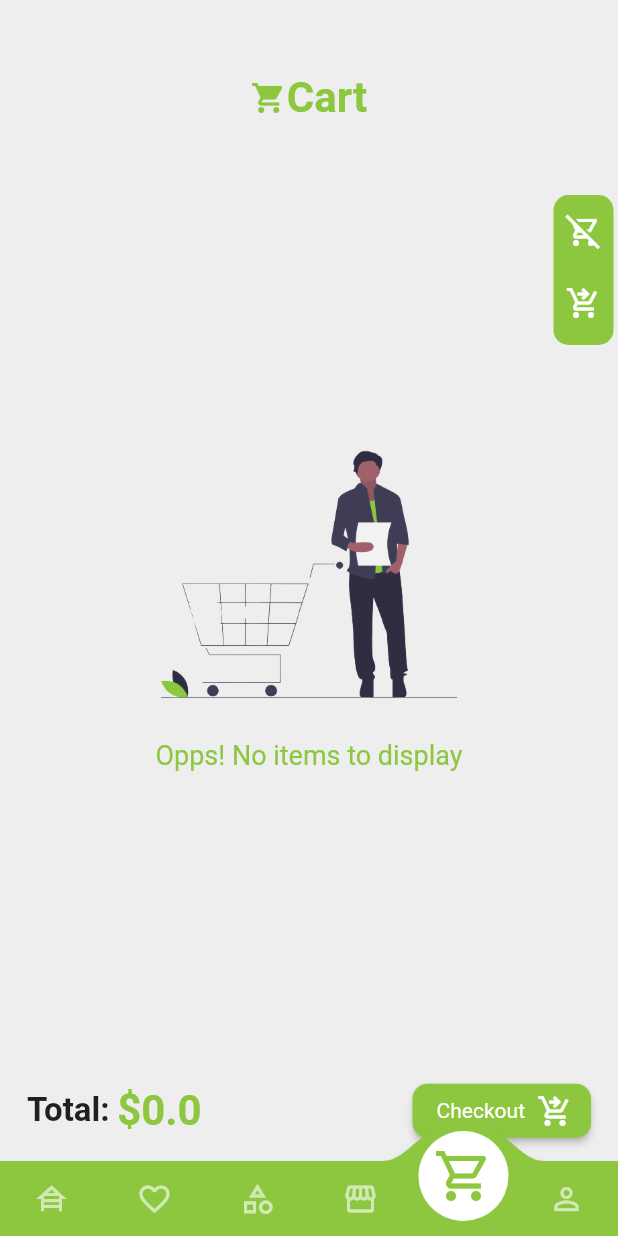
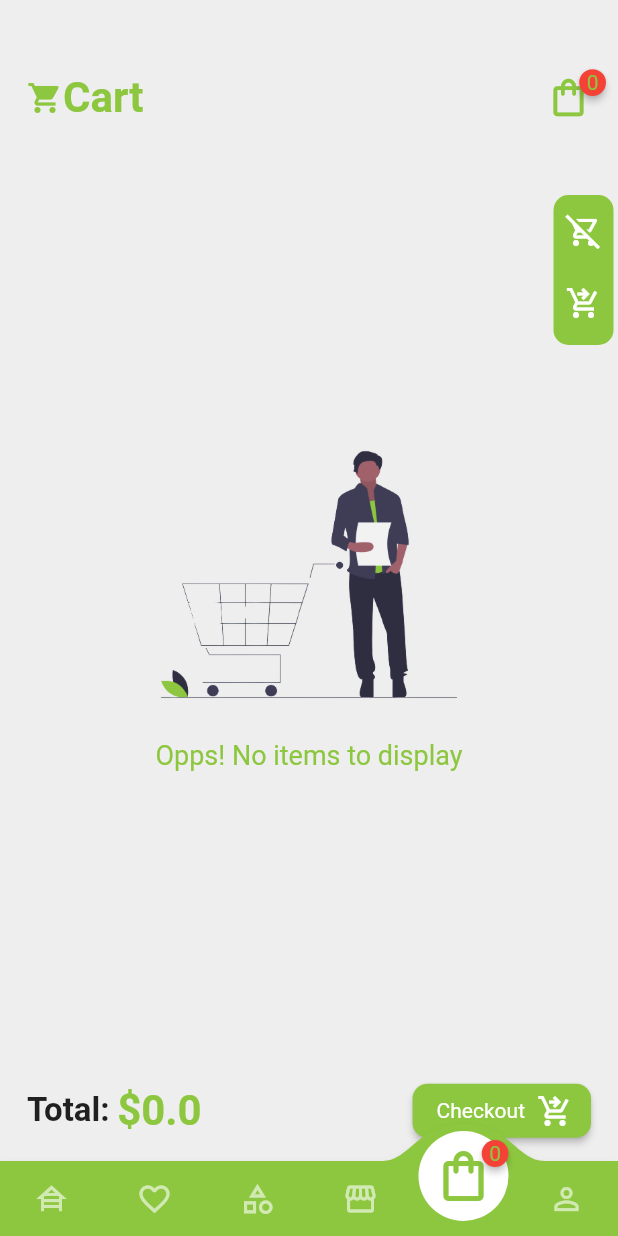
Before and after one commit to Atuoha/multivendor_shop, a Flutter app: the CustomerBottomNav screen opened by its route, item 5 of the bottom bar chosen, on a phone screen of 412 x 824 dp. Run offline on Flutter 3.47's test engine with Material 2 defaults, Android fonts, the phone set to English and light mode, and no system bars; drawn by our look-alikes of badges, convex_bottom_bar; our stand-ins replace carousel_slider, cloud_firestore, firebase_auth, firebase_core, firebase_storage, flutter_swiper_null_safety and 6 more; missing offline and left inert: floating_action_bubble, flutter_stripe, is_first_run; accounts and stored records are empty.

Commit message:
task: cart number display

```diff
--- a/lib/views/main/customer/cart.dart
+++ b/lib/views/main/customer/cart.dart
@@ -1,3 +1,4 @@
+import 'package:badges/badges.dart';
 import 'package:flutter/material.dart';
 import 'package:multivendor_shop/views/main/customer/order.dart';
 import 'package:provider/provider.dart';
@@ -145,6 +146,11 @@ class _CartScreenState extends State<CartScreen> {
           Column(
             mainAxisAlignment: MainAxisAlignment.center,
             children: [
+              Padding(
+                padding: const EdgeInsets.symmetric(horizontal: 18.0),
+                child: Row(
+                  mainAxisAlignment: MainAxisAlignment.spaceBetween,
+                  children: [
                     Center(
                       child: Wrap(
                         crossAxisAlignment: WrapCrossAlignment.center,
@@ -159,6 +165,24 @@ class _CartScreenState extends State<CartScreen> {
                               fontWeight: FontWeight.w600,
                               fontSize: 28,
                               color: primaryColor,
+                            ),
+                          ),
+                        ],
+                      ),
+                    ),
+                    Consumer<CartData>(
+                      builder: (context, data, child) => Badge(
+                        badgeContent: Text(
+                          cartData.cartItemCount.toString(),
+                          style: const TextStyle(
+                            color: primaryColor,
+                          ),
+                        ),
+                        child: const Icon(
+                          Icons.shopping_bag_outlined,
+                          size: 30,
+                          color: primaryColor,
+                        ),
                       ),
                     ),
                   ],
--- a/lib/views/main/customer/customer_bottomNav.dart
+++ b/lib/views/main/customer/customer_bottomNav.dart
@@ -1,7 +1,10 @@
+import 'package:badges/badges.dart';
 import 'package:flutter/material.dart';
 import 'package:convex_bottom_bar/convex_bottom_bar.dart';
 import 'package:flutter/services.dart';
 import 'package:multivendor_shop/constants/colors.dart';
+import 'package:provider/provider.dart';
+import '../../../providers/cart.dart';
 import 'cart.dart';
 import 'favorites.dart';
 import 'home.dart';
@@ -37,6 +40,7 @@ class _CustomerBottomNavState extends State<CustomerBottomNav> {
 
   @override
   Widget build(BuildContext context) {
+    var cartData = Provider.of<CartData>(context, listen: false);
     SystemChrome.setSystemUIOverlayStyle(
       SystemUiOverlayStyle(
         statusBarColor: Colors.transparent,
@@ -52,7 +56,7 @@ class _CustomerBottomNavState extends State<CustomerBottomNav> {
         activeColor: Colors.white,
         initialActiveIndex: currentPageIndex,
         style: TabStyle.reactCircle,
-        items: const [
+        items: [
           TabItem(
             icon: Icons.house_siding,
           ),
@@ -66,7 +70,21 @@ class _CustomerBottomNavState extends State<CustomerBottomNav> {
             icon: Icons.storefront,
           ),
           TabItem(
-            icon: Icons.shopping_cart_outlined,
+            icon: Consumer<CartData>(
+              builder: (context, data, child) => Badge(
+                badgeContent: Text(
+                  cartData.cartItemCount.toString(),
+                  style: const TextStyle(
+                    color: primaryColor,
+                  ),
+                ),
+                child:  Icon(
+                  Icons.shopping_bag_outlined,
+                  size: currentPageIndex == 4 ? 40 : 25,
+                  color: currentPageIndex == 4 ? primaryColor : Colors.white70,
+                ),
+              ),
+            ),
           ),
           TabItem(
             icon: Icons.person_outline,
--- a/lib/views/main/customer/home.dart
+++ b/lib/views/main/customer/home.dart
@@ -66,6 +66,7 @@ class _HomeScreenState extends State<HomeScreen> {
               margin: const EdgeInsets.symmetric(horizontal: 18),
               child: const SearchBox(),
             ),
+
             const SizedBox(height: 10),
             buildCarouselSlider(),
             const SizedBox(height: 10),
--- a/lib/views/main/customer/order.dart
+++ b/lib/views/main/customer/order.dart
@@ -5,6 +5,7 @@ import 'package:provider/provider.dart';
 import '../../../constants/colors.dart';
 import '../../../providers/order.dart';
 import 'package:intl/intl.dart' as intl;
+import 'package:flutter_stripe/flutter_stripe.dart' as stripe;
 
 import '../product/details.dart';
 
@@ -22,8 +23,9 @@ class CustomerOrderScreen extends StatelessWidget {
       orderData.removeFromOrder(id);
     }
 
-    // payNow
-    void payNow() {
+
+    // pay through stripe
+    void payNow() async {
       // TODO: Implement Pay now
     }
 
--- a/pubspec.yaml
+++ b/pubspec.yaml
@@ -54,6 +54,7 @@ dependencies:
   font_awesome_flutter: ^10.2.1
   provider: ^6.0.3
   intl: ^0.17.0
+  flutter_stripe: ^5.1.0
 
 dev_dependencies:
   flutter_test:
```
Also changed, not shown: lib/components/search_box.dart (+29 -1 lines), cart.png (added), cart_2.png (added), pubspec.lock, 1 other file. Lines whose indentation alone changed are shown as unchanged.
